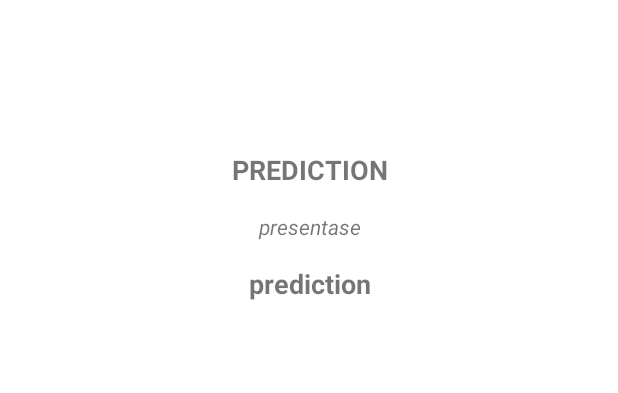
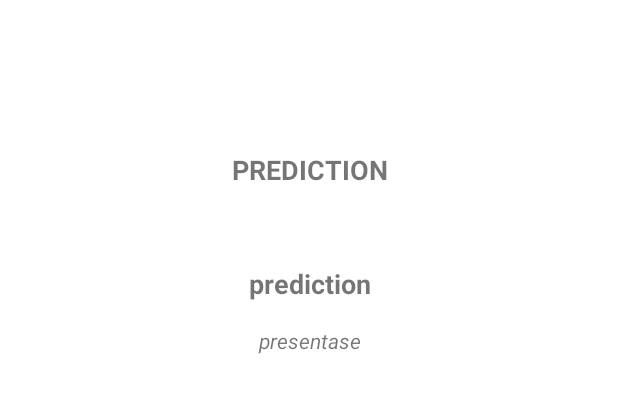
Before and after one commit to ridhoabdi/Capstone-Bangkit, an Android app: the layout activity_scan.xml on its own in the app's theme, with its tools: preview values and no code run, on a phone screen of 412 x 824 dp. Shown: the top 393 px of the screen. Run offline under Robolectric (Android 15) with nearby library versions, the phone set to English and light mode, and no system bars.

Commit message:
new update

```diff
--- a/app/src/main/AndroidManifest.xml
+++ b/app/src/main/AndroidManifest.xml
@@ -17,6 +17,7 @@
         android:theme="@style/Theme.Skin_Diagnosis_App">
         <activity
             android:name=".ui.DashboardUI.Deteksi.ScanActivity"
+            android:label="@string/prediction"
             android:exported="false" />
         <activity
             android:name=".ui.ui.message.MassageActivity"
--- a/app/src/main/res/layout/activity_scan.xml
+++ b/app/src/main/res/layout/activity_scan.xml
@@ -41,11 +41,10 @@
         android:layout_width="match_parent"
         android:layout_height="wrap_content"
         android:layout_margin="16dp"
-        android:layout_marginTop="44dp"
         android:textAlignment="center"
         android:textSize="14sp"
         android:textStyle="italic"
-        app:layout_constraintTop_toBottomOf="@+id/labelDeskripsi"
+        app:layout_constraintTop_toBottomOf="@+id/predict"
         tools:layout_editor_absoluteX="16dp"
         tools:text="@string/presentase" />
 
```
